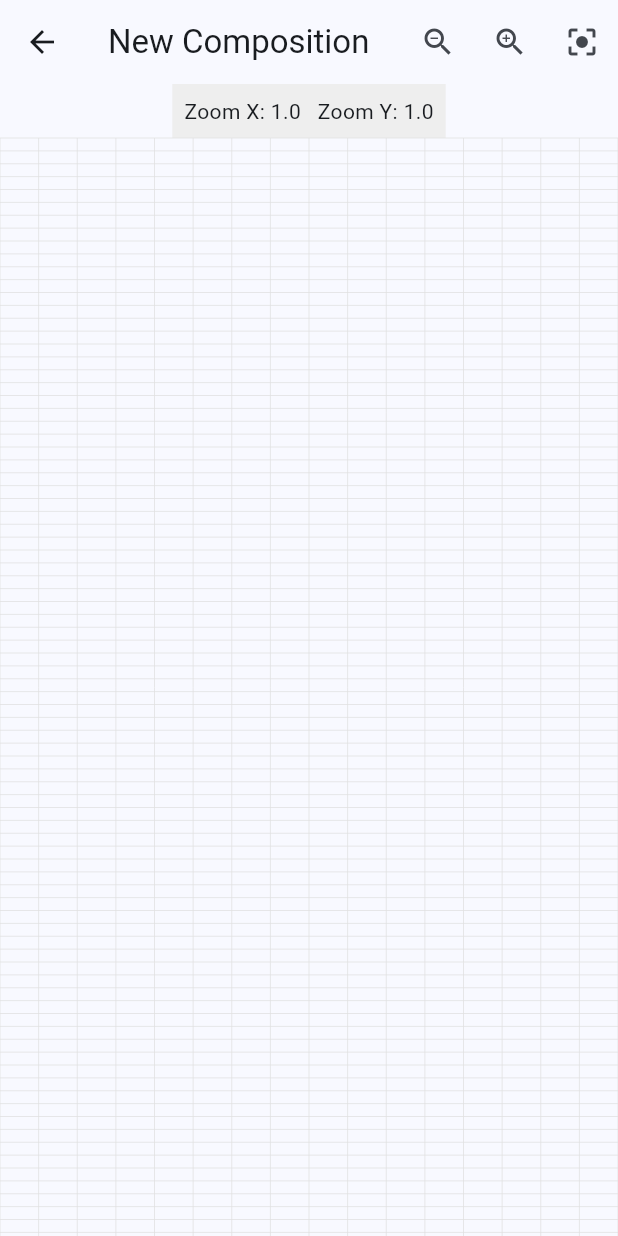
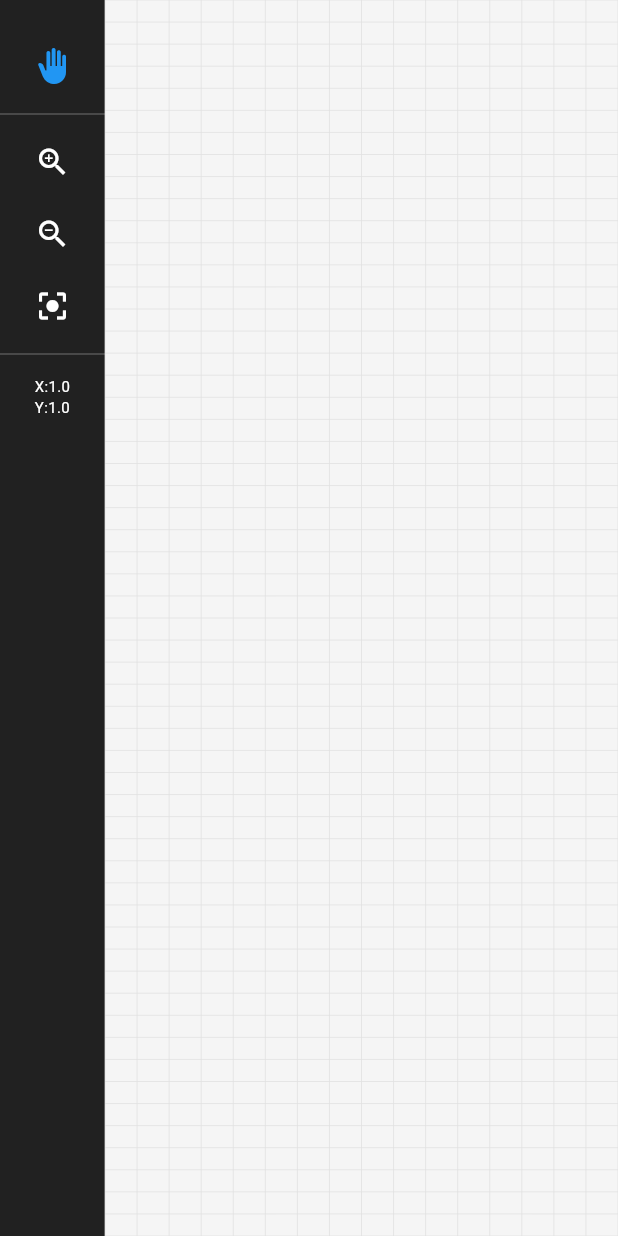
Before and after one commit to shchnad/cellnotation-app-new, a Flutter app: the screen it shows after launch, after a tap on "Create Composition", on a phone screen of 412 x 824 dp. Run offline on Flutter 3.47's test engine with Material 3 defaults, Android fonts, the phone set to English and light mode, and no system bars.

Commit message:
tap is working

```diff
--- /dev/null
+++ b/lib/enums/hand.dart
@@ -0,0 +1,4 @@
+enum Hand {
+  right,
+  left
+}
--- a/lib/models/note.dart
+++ b/lib/models/note.dart
@@ -1,13 +1,16 @@
+import '../enums/hand.dart';
+
 class Note {
   final int row;
-
   final int startBeat;
   final int duration;
+  final Hand hand;
 
   const Note({
     required this.row,
     required this.startBeat,
     required this.duration,
+    required this.hand,
   });
 
   Note copyWith({
@@ -19,6 +22,7 @@ class Note {
       row: row ?? this.row,
       startBeat: startBeat ?? this.startBeat,
       duration: duration ?? this.duration,
+      hand: hand,
     );
   }
 }
--- a/lib/screens/composition_screen.dart
+++ b/lib/screens/composition_screen.dart
@@ -1,9 +1,10 @@
 import 'package:flutter/material.dart';
 
 import '../controllers/composition_controller.dart';
+import '../enums/hand.dart';
 import '../widgets/grid_widget.dart';
 
-class CompositionScreen extends StatefulWidget {
+class CompositionScreen extends StatelessWidget {
   final CompositionController controller;
 
   const CompositionScreen({
@@ -12,40 +13,53 @@ class CompositionScreen extends StatefulWidget {
   });
 
   @override
-  State<CompositionScreen> createState() => _CompositionScreenState();
-}
+  Widget build(BuildContext context) {
+    return Scaffold(
+      body: AnimatedBuilder(
+        animation: controller,
+        builder: (context, _) {
+          return Row(
+            children: [
+              // =====================================================
+              // LEFT TOOLBAR (APP BAR REPLACEMENT)
+              // =====================================================
+              Container(
+                width: 70,
+                color: Colors.grey.shade900,
+                child: Column(
+                  mainAxisAlignment: MainAxisAlignment.start,
+                  children: [
+                    const SizedBox(height: 20),
 
-class _CompositionScreenState extends State<CompositionScreen> {
-  @override
-  void initState() {
-    super.initState();
+                    // HAND TOGGLE
+                    IconButton(
+                      icon: Icon(
+                        controller.currentHand == Hand.left
+                            ? Icons.pan_tool
+                            : Icons.back_hand,
+                        color:  controller.currentHand == Hand.left
+                        ? Colors.white
+                        : Colors.blue,
+                      ),
+                      onPressed: controller.toggleHand,
+                    ),
 
-    // Listen to controller updates
-    widget.controller.addListener(_onUpdate);
-  }
+                    const Divider(color: Colors.white24),
 
-  void _onUpdate() {
-    setState(() {});
-  }
+                    // ZOOM IN
+                    IconButton(
+                      icon: const Icon(Icons.zoom_in, color: Colors.white),
+                      onPressed: () {
+                        controller.setZoom(
+                          controller.zoomX + 0.1,
+                          controller.zoomY + 0.1,
+                        );
+                      },
+                    ),
 
-  @override
-  void dispose() {
-    widget.controller.removeListener(_onUpdate);
-    super.dispose();
-  }
-
-  @override
-  Widget build(BuildContext context) {
-    final controller = widget.controller;
-
-    return Scaffold(
-      appBar: AppBar(
-        title: Text(controller.composition.title),
-
-        actions: [
-          // Zoom out
+                    // ZOOM OUT
                     IconButton(
-            icon: const Icon(Icons.zoom_out),
+                      icon: const Icon(Icons.zoom_out, color: Colors.white),
                       onPressed: () {
                         controller.setZoom(
                           controller.zoomX - 0.1,
@@ -54,44 +68,44 @@ class _CompositionScreenState extends State<CompositionScreen> {
                       },
                     ),
 
-          // Zoom in
+                    // RESET ZOOM
                     IconButton(
-            icon: const Icon(Icons.zoom_in),
-            onPressed: () {
-              controller.setZoom(
-                controller.zoomX + 0.1,
-                controller.zoomY + 0.1,
-              );
-            },
+                      icon: const Icon(Icons.center_focus_strong,
+                          color: Colors.white),
+                      onPressed: controller.resetZoom,
                     ),
 
-          // Reset zoom
-          IconButton(
-            icon: const Icon(Icons.center_focus_strong),
-            onPressed: () {
-              controller.setZoom(1.0, 1.0);
-            },
+                    const Divider(color: Colors.white24),
+
+                    // ZOOM INFO
+                    Padding(
+                      padding: const EdgeInsets.all(6),
+                      child: Text(
+                        "X:${controller.zoomX.toStringAsFixed(1)}\n"
+                            "Y:${controller.zoomY.toStringAsFixed(1)}",
+                        style: const TextStyle(
+                          color: Colors.white,
+                          fontSize: 10,
+                        ),
+                        textAlign: TextAlign.center,
+                      ),
                     ),
                   ],
                 ),
+              ),
 
-      body: Column(
-        children: [
-          // Zoom indicator (useful for debugging)
-          Container(
-            padding: const EdgeInsets.all(8),
-            color: Colors.grey[200],
-            child: Text(
-              "Zoom X: ${controller.zoomX.toStringAsFixed(1)}   "
-                  "Zoom Y: ${controller.zoomY.toStringAsFixed(1)}",
+              // =====================================================
+              // MAIN GRID AREA
+              // =====================================================
+              Expanded(
+                child: Container(
+                  color: Colors.grey.shade100,
+                  child: GridWidget(controller: controller),
                 ),
               ),
-
-          // GRID
-          Expanded(
-            child: GridWidget(controller: controller),
-          ),
             ],
+          );
+        },
       ),
     );
   }
--- a/lib/widgets/grid_widget.dart
+++ b/lib/widgets/grid_widget.dart
@@ -13,29 +13,22 @@ class GridWidget extends StatelessWidget {
 
   @override
   Widget build(BuildContext context) {
-    final size = MediaQuery.of(context).size;
 
-    final beats =
-        controller.composition.numberOfMeasures *
-            controller.composition.beatsPerMeasure;
 
-    final rows = controller.composition.numberOfOctaves * 12;
+    return LayoutBuilder(
+      builder: (context, constraints) {
+        final width = constraints.maxWidth;
+        final height = constraints.maxHeight;
 
-    final cellWidth = (size.width / beats) * controller.zoomX;
-    final cellHeight = (size.height / rows) * controller.zoomY;
+        final beats = controller.maxBeats;
+        final rows = controller.maxRows;
 
-    return GestureDetector(
-      onScaleUpdate: (details) {
-        controller.applyGestureZoom(details.scale);
-      },
-      onScaleEnd: (_) {
-        controller.commitZoom();
-      },
-      child: Stack(
+        final cellWidth = (width / beats) * controller.zoomX;
+        final cellHeight = (height / rows) * controller.zoomY;
+
+        return Stack(
           children: [
-          // =====================================================
-          // GRID BACKGROUND (LIGHTWEIGHT - NO WIDGET EXPLOSION)
-          // =====================================================
+            // ================= VISUAL GRID =================
             Positioned.fill(
               child: CustomPaint(
                 painter: _GridPainter(
@@ -47,24 +40,51 @@ class GridWidget extends StatelessWidget {
               ),
             ),
 
-          // =====================================================
-          // NOTES LAYER (DAW OBJECTS)
-          // =====================================================
-          ...controller.notes
-              .map((note) => NoteBlockWidget(
+
+// ================= TAP LAYER =================
+            Positioned.fill(
+              child: GestureDetector(
+                behavior: HitTestBehavior.translucent,
+                onTapDown: (details) {
+                  final x = details.localPosition.dx;
+                  final y = details.localPosition.dy;
+
+                  final beat = (x / cellWidth).floor();
+                  final row = (y / cellHeight).floor();
+
+                  if (beat < 0 || beat >= beats) return;
+                  if (row < 0 || row >= rows) return;
+
+                  final existing = controller.getNoteAt(beat, row);
+
+                  if (existing == null) {
+                    controller.addNote(
+                      beat: beat,
+                      row: row,
+                    );
+                  } else {
+                    controller.removeNote(existing);
+                  }
+                },
+                child: const SizedBox.expand(),
+              ),
+            ),
+
+            // ================= NOTES =================
+            ...controller.notes.map((note) {
+              return NoteBlockWidget(
                 note: note,
                 cellWidth: cellWidth,
                 cellHeight: cellHeight,
                 controller: controller,
-          ))
-              .toList(),
+              );
+            }).toList(),
           ],
-      ),
+        );
+      },
     );
   }
 }
-
-
 
 // Grid Painter
 
@@ -87,25 +107,26 @@ class _GridPainter extends CustomPainter {
       ..color = Colors.grey.shade300
       ..strokeWidth = 0.5;
 
-    // vertical lines (beats)
+// Vertical lines
     for (int i = 0; i <= beats; i++) {
       final x = i * cellWidth;
       canvas.drawLine(
         Offset(x, 0),
-        Offset(x, rows * cellHeight),
+        Offset(x, size.height),
         paint,
       );
     }
 
-    // horizontal lines (rows)
+// Horizontal lines
     for (int i = 0; i <= rows; i++) {
       final y = i * cellHeight;
       canvas.drawLine(
         Offset(0, y),
-        Offset(beats * cellWidth, y),
+        Offset(size.width, y),
         paint,
       );
     }
+
   }
 
   @override
```
Also changed, not shown: lib/controllers/composition_controller.dart (+46 -7 lines), lib/widgets/note_block_widget.dart (+21 -2 lines), lib/widgets/note_cell_widget.dart (+13 -15 lines). Lines whose indentation alone changed are shown as unchanged.
